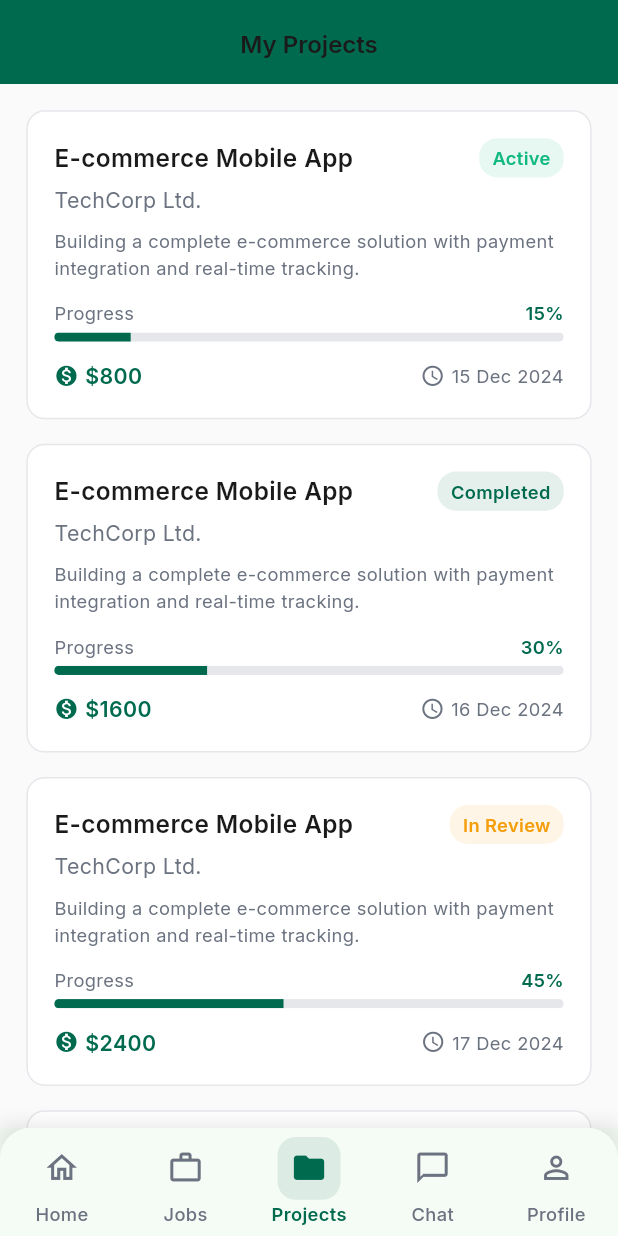
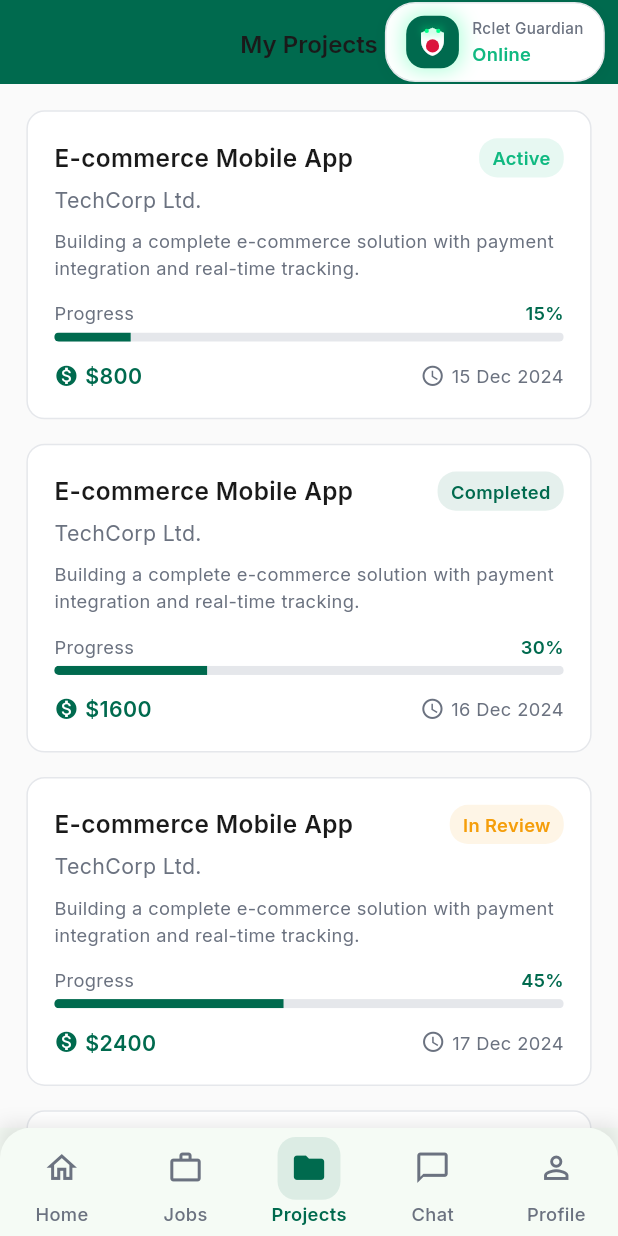
Before and after one commit to rclet/gig, a Flutter app: the ProjectListScreen screen opened by its route, on a phone screen of 412 x 824 dp. Run offline on Flutter 3.47's test engine with Material 3 defaults, Android fonts, the phone set to English and light mode, and no system bars; our stand-ins replace dio, firebase_messaging, flutter_local_notifications, flutter_riverpod, flutter_screenutil, go_router and 5 more; accounts and stored records are empty.

Commit message:
Complete Rclet Guardian mascot integration with tests and final touches
Co-authored-by: rclet <231550699+rclet@users.noreply.github.com>

```diff
--- a/frontend/lib/core/components/rclet_guardian_mascot.dart
+++ b/frontend/lib/core/components/rclet_guardian_mascot.dart
@@ -247,6 +247,9 @@ class RcletGuardianMascot {
       duration: Duration(milliseconds: _getAnimationDuration(state)),
       tween: Tween(begin: 0.8, end: 1.0),
       curve: Curves.easeInOut,
+      onEnd: () {
+        // Loop the animation for continuous effect
+      },
       builder: (context, scale, child) {
         return Transform.scale(
           scale: scale,
--- /dev/null
+++ b/frontend/lib/core/rclet_guardian.dart
@@ -0,0 +1,6 @@
+// Rclet Guardian Mascot Components
+// This file exports all mascot-related components for easy importing
+
+export 'components/rclet_guardian_mascot.dart';
+export '../shared/widgets/control_center_widget.dart';
+export '../shared/widgets/empty_state_widget.dart';
--- a/frontend/lib/features/projects/screens/project_list_screen.dart
+++ b/frontend/lib/features/projects/screens/project_list_screen.dart
@@ -1,20 +1,29 @@
 import 'package:flutter/material.dart';
 import 'package:flutter_screenutil/flutter_screenutil.dart';
 import '../../../core/theme/app_colors.dart';
+import '../../../shared/widgets/control_center_widget.dart';
+import '../../../shared/widgets/empty_state_widget.dart';
 
 class ProjectListScreen extends StatelessWidget {
   const ProjectListScreen({super.key});
 
   @override
   Widget build(BuildContext context) {
+    const bool hasProjects = true; // Mock: change to false to test empty state
+
     return Scaffold(
       backgroundColor: AppColors.background,
       appBar: AppBar(
         title: const Text('My Projects'),
         backgroundColor: AppColors.primary,
         foregroundColor: Colors.white,
+        actions: [
+          const AgentStatusIndicator(),
+          SizedBox(width: 8.w),
+        ],
       ),
-      body: ListView.builder(
+      body: hasProjects
+          ? ListView.builder(
               padding: EdgeInsets.all(16.w),
               itemCount: 6, // Mock data
               itemBuilder: (context, index) {
@@ -39,6 +48,11 @@ class ProjectListScreen extends StatelessWidget {
                   description: 'Building a complete e-commerce solution with payment integration and real-time tracking.',
                 );
               },
+            )
+          : const EmptyStateWidget(
+              title: 'No projects yet—Rclet Guardian is watching',
+              subtitle: 'Once you accept job offers, your projects will appear here. The Guardian will help you track progress and stay organized.',
+              actionText: 'Browse Jobs',
             ),
     );
   }
```
Also changed, not shown: 2 other files. Lines whose indentation alone changed are shown as unchanged.
